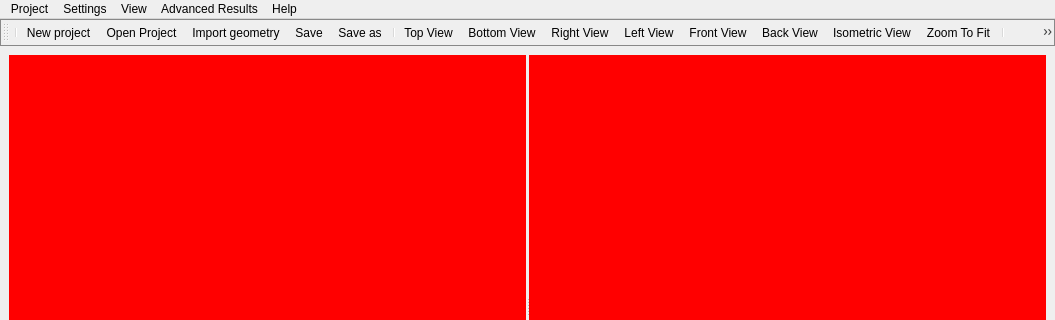
Above: vibra/interface/data/ui_files/main_window.ui from MOPT-UFSC/VIBRA before the change; both pictures show x 0 to 1055 and y 0 to 320 of the 1055 by 587 pixel window. Below: the same form after it.
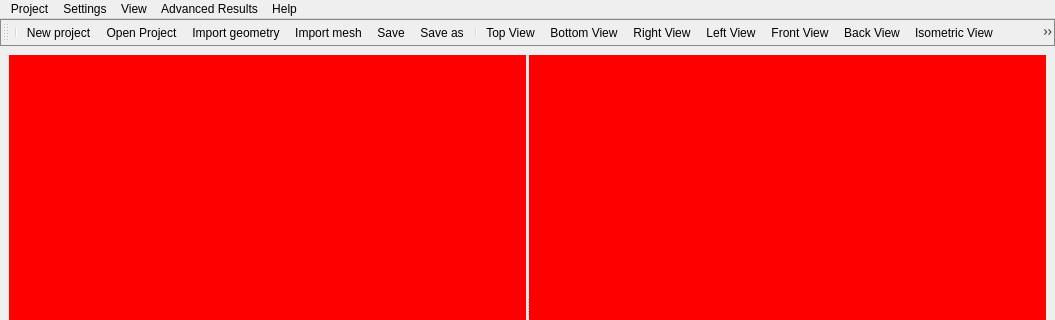
That is the form after the change. Icons and pictures are not drawn.

Patch:
```diff
--- a/vibra/interface/data/ui_files/main_window.ui
+++ b/vibra/interface/data/ui_files/main_window.ui
@@ -107,6 +107,7 @@
    <addaction name="action_new_project"/>
    <addaction name="action_open_project"/>
    <addaction name="action_import_geometry"/>
+   <addaction name="action_import_mesh"/>
    <addaction name="action_save"/>
    <addaction name="action_save_as"/>
    <addaction name="separator"/>
```
Left out of the diff: 4 changed lines with no effect on the pictures.
